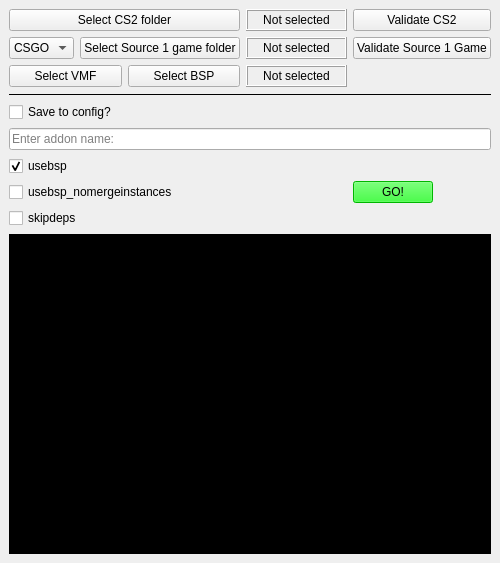
Old version of the form src/ui/interface.ui in the repository LaplaceTor/cs2-map-importer.
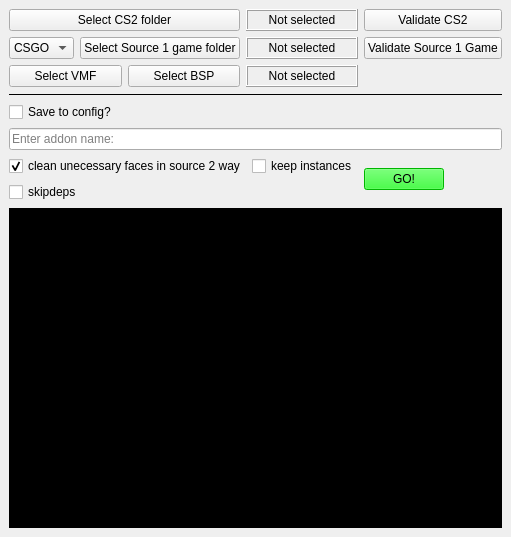
New version of the form.

Commit message:
Refactor UI, extract core logic to pure C++, and add asset moving
* Extracted core logic from the Qt UI `cs2importer.cpp`/`.h` into standard C++ `appcore.cpp`/`.h` to remove Qt dependency for non-UI classes.
* Renamed `cs2importer` Qt files to `ui.cpp`/`ui.h`.
* Updated `interface.ui` to bundle "usebsp" and "keep instances" side-by-side and re-labeled them.
* Added logic in `AppCore::process_bsp` to move `materials` and `models` folders to the specified `s1gamedir` (`cstrike` or `csgo`) after bsp decompilation.
* Fixed exit code capture in standard `popen` call.

What changed in the file:
```diff
--- a/src/ui/interface.ui
+++ b/src/ui/interface.ui
@@ -176,17 +176,28 @@
     </item>
 
     <item row="6" column="0" colspan="2">
+     <layout class="QHBoxLayout" name="usebsp_layout">
+      <item>
      <widget class="QCheckBox" name="usebsp_checkbox">
       <property name="text">
-       <string>usebsp</string>
+         <string>clean unecessary faces in source 2 way</string>
       </property>
       <property name="checked">
        <bool>true</bool>
       </property>
      </widget>
     </item>
+      <item>
+       <widget class="QCheckBox" name="usebsp_nomergeinstances_checkbox">
+        <property name="text">
+         <string>keep instances</string>
+        </property>
+       </widget>
+      </item>
+     </layout>
+    </item>
 
-    <item row="6" column="2" rowspan="3">
+    <item row="6" column="2" rowspan="2">
      <widget class="QPushButton" name="go_button">
       <property name="sizePolicy">
        <sizepolicy hsizetype="Maximum" vsizetype="Fixed">
@@ -207,14 +218,6 @@
     </item>
 
     <item row="7" column="0" colspan="2">
-     <widget class="QCheckBox" name="usebsp_nomergeinstances_checkbox">
-      <property name="text">
-       <string>usebsp_nomergeinstances</string>
-      </property>
-     </widget>
-    </item>
-
-    <item row="8" column="0" colspan="2">
      <widget class="QCheckBox" name="skipdeps_checkbox">
       <property name="text">
        <string>skipdeps</string>
```
Lines whose indentation alone changed are shown as unchanged. The commit also changes 6 other files.
